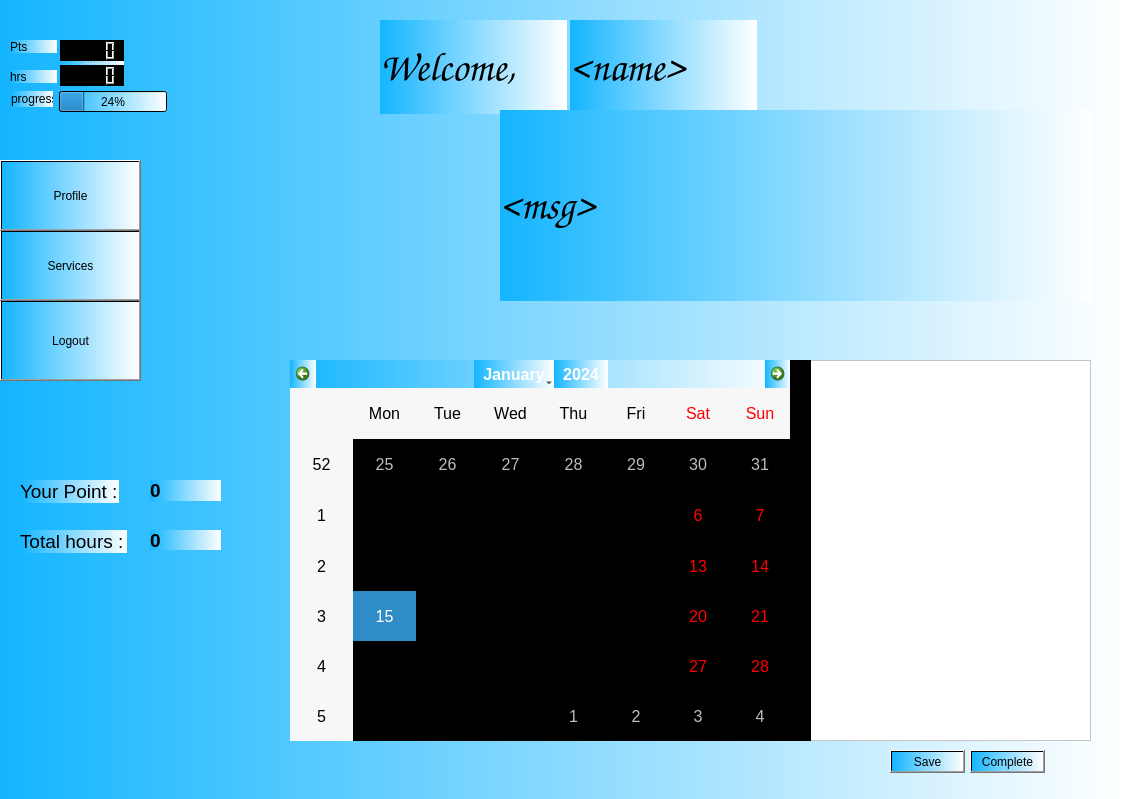
Qt form volunteer.ui (ShadiMi/Group27_hApp_project) before a commit.
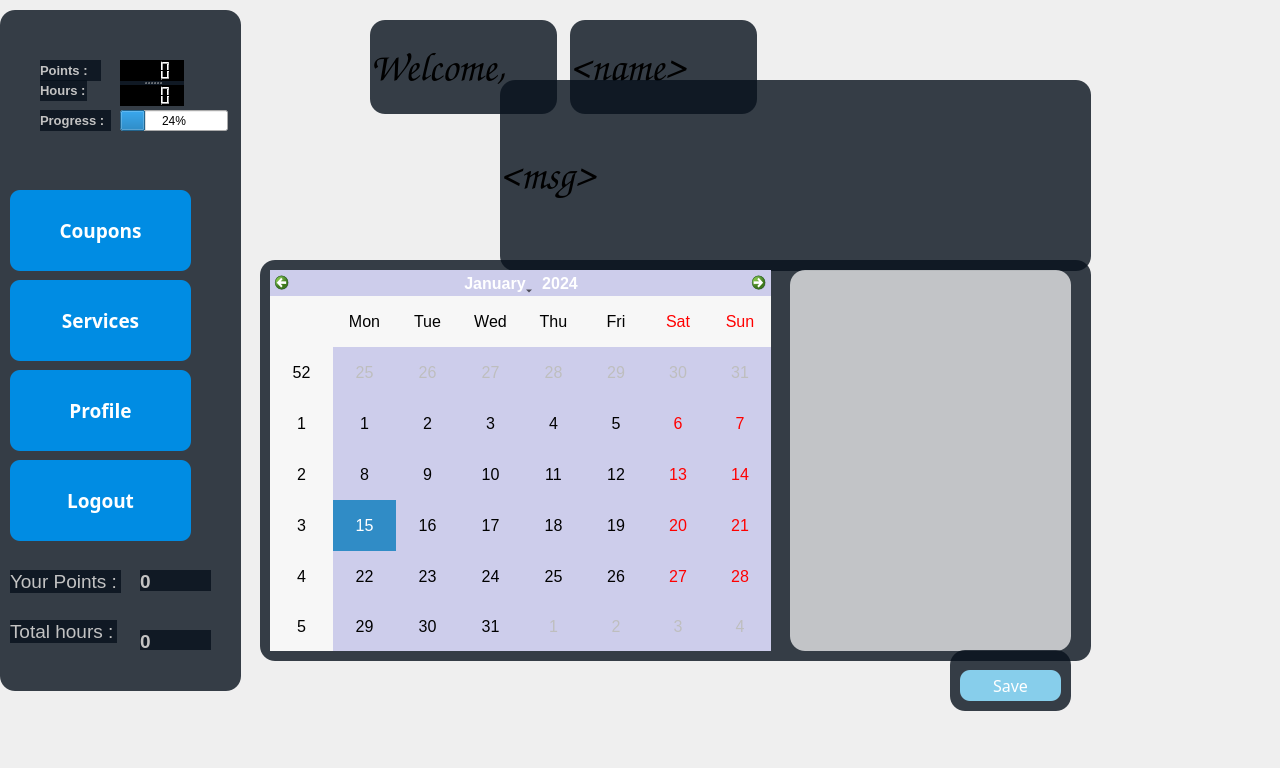
The same form after that commit.

Commit message: all volunteer's and admin's functionality, password/email change page design and functionality, consumers design and functionality

Patch:
```diff
--- a/volunteer.ui
+++ b/volunteer.ui
@@ -6,15 +6,19 @@
    <rect>
     <x>0</x>
     <y>0</y>
-    <width>1121</width>
-    <height>799</height>
+    <width>1280</width>
+    <height>768</height>
    </rect>
   </property>
   <property name="windowTitle">
    <string>volunteerprofile</string>
   </property>
   <property name="styleSheet">
-   <string notr="true">background:qlineargradient(spread:pad, x1:0, y1:0, x2:1, y2:0, stop:0 rgb(20, 181, 255), stop:1 rgba(255, 255, 255, 255))</string>
+   <string notr="true">QFrame
+{
+background:rgba(6, 16, 28, 0.8);
+border-radius:15px;
+}</string>
   </property>
   <widget class="QWidget" name="verticalLayoutWidget_2">
    <property name="geometry">
@@ -27,142 +31,10 @@
    </property>
    <layout class="QVBoxLayout" name="verticalLayout_2"/>
   </widget>
-  <widget class="QPushButton" name="pushlogout">
-   <property name="geometry">
-    <rect>
-     <x>0</x>
-     <y>300</y>
-     <width>141</width>
-     <height>81</height>
-    </rect>
-   </property>
-   <property name="text">
-    <string>Logout</string>
-   </property>
-  </widget>
-  <widget class="QPushButton" name="services">
-   <property name="geometry">
-    <rect>
-     <x>0</x>
-     <y>230</y>
-     <width>141</width>
-     <height>71</height>
-    </rect>
-   </property>
-   <property name="text">
-    <string>Services</string>
-   </property>
-  </widget>
-  <widget class="QLabel" name="sumtotal">
-   <property name="geometry">
-    <rect>
-     <x>20</x>
-     <y>530</y>
-     <width>107</width>
-     <height>23</height>
-    </rect>
-   </property>
-   <property name="font">
-    <font>
-     <pointsize>14</pointsize>
-    </font>
-   </property>
-   <property name="styleSheet">
-    <string notr="true">background:setAttribute(Qt::WA_TranslucentBackground)</string>
-   </property>
-   <property name="text">
-    <string>Total hours :</string>
-   </property>
-  </widget>
-  <widget class="QLabel" name="filler1">
-   <property name="geometry">
-    <rect>
-     <x>150</x>
-     <y>480</y>
-     <width>71</width>
-     <height>21</height>
-    </rect>
-   </property>
-   <property name="font">
-    <font>
-     <pointsize>14</pointsize>
-     <weight>75</weight>
-     <bold>true</bold>
-    </font>
-   </property>
-   <property name="styleSheet">
-    <string notr="true">background:setAttribute(Qt::WA_TranslucentBackground)</string>
-   </property>
-   <property name="text">
-    <string>0</string>
-   </property>
-  </widget>
-  <widget class="QLabel" name="sumpoint">
-   <property name="geometry">
-    <rect>
-     <x>20</x>
-     <y>480</y>
-     <width>99</width>
-     <height>23</height>
-    </rect>
-   </property>
-   <property name="font">
-    <font>
-     <pointsize>14</pointsize>
-    </font>
-   </property>
-   <property name="styleSheet">
-    <string notr="true">background:setAttribute(Qt::WA_TranslucentBackground)</string>
-   </property>
-   <property name="text">
-    <string>Your Point :</string>
-   </property>
-  </widget>
-  <widget class="QLabel" name="filler2">
-   <property name="geometry">
-    <rect>
-     <x>150</x>
-     <y>530</y>
-     <width>71</width>
-     <height>20</height>
-    </rect>
-   </property>
-   <property name="font">
-    <font>
-     <pointsize>14</pointsize>
-     <weight>75</weight>
-     <bold>true</bold>
-    </font>
-   </property>
-   <property name="styleSheet">
-    <string notr="true">background:setAttribute(Qt::WA_TranslucentBackground)</string>
-   </property>
-   <property name="text">
-    <string>0</string>
-   </property>
-  </widget>
-  <widget class="QCalendarWidget" name="svCalendar">
-   <property name="geometry">
-    <rect>
-     <x>290</x>
-     <y>360</y>
-     <width>501</width>
-     <height>381</height>
-    </rect>
-   </property>
-   <property name="font">
-    <font>
-     <pointsize>12</pointsize>
-    </font>
-   </property>
-   <property name="styleSheet">
-    <string notr="true">background:setAttribute(Qt::WA_TranslucentBackground)</string>
-   </property>
-  </widget>
   <widget class="QLabel" name="welcomemsg">
    <property name="geometry">
     <rect>
-     <x>380</x>
+     <x>370</x>
      <y>20</y>
      <width>187</width>
      <height>94</height>
@@ -187,70 +59,6 @@
     <enum>Qt::AutoText</enum>
    </property>
   </widget>
-  <widget class="QLabel" name="label">
-   <property name="geometry">
-    <rect>
-     <x>10</x>
-     <y>40</y>
-     <width>47</width>
-     <height>13</height>
-    </rect>
-   </property>
-   <property name="styleSheet">
-    <string notr="true">background:setAttribute(Qt::WA_TranslucentBackground)</string>
-   </property>
-   <property name="text">
-    <string>Pts</string>
-   </property>
-  </widget>
-  <widget class="QLabel" name="label_2">
-   <property name="geometry">
-    <rect>
-     <x>10</x>
-     <y>70</y>
-     <width>47</width>
-     <height>13</height>
-    </rect>
-   </property>
-   <property name="styleSheet">
-    <string notr="true">background:setAttribute(Qt::WA_TranslucentBackground)</string>
-   </property>
-   <property name="text">
-    <string>hrs</string>
-   </property>
-  </widget>
-  <widget class="QProgressBar" name="progressBar">
-   <property name="geometry">
-    <rect>
-     <x>59</x>
-     <y>91</y>
-     <width>108</width>
-     <height>21</height>
-    </rect>
-   </property>
-   <property name="styleSheet">
-    <string notr="true">background:setAttribute(Qt::WA_TranslucentBackground)</string>
-   </property>
-   <property name="value">
-    <number>24</number>
-   </property>
-  </widget>
-  <widget class="QLabel" name="label_3">
-   <property name="geometry">
-    <rect>
-     <x>11</x>
-     <y>91</y>
-     <width>42</width>
-     <height>16</height>
-    </rect>
-   </property>
-   <property name="styleSheet">
-    <string notr="true">background:setAttribute(Qt::WA_TranslucentBackground)</string>
-   </property>
-   <property name="text">
-    <string>progress</string>
-   </property>
-  </widget>
   <widget class="QLabel" name="welcomemsg_3">
    <property name="geometry">
     <rect>
@@ -283,7 +91,7 @@
    <property name="geometry">
     <rect>
      <x>500</x>
-     <y>110</y>
+     <y>80</y>
      <width>591</width>
      <height>191</height>
     </rect>
@@ -307,102 +115,475 @@
     <enum>Qt::AutoText</enum>
    </property>
   </widget>
-  <widget class="QPushButton" name="pushprofile">
+  <widget class="QFrame" name="frame">
+   <property name="geometry">
+    <rect>
+     <x>260</x>
+     <y>260</y>
+     <width>831</width>
+     <height>401</height>
+    </rect>
+   </property>
+   <property name="frameShape">
+    <enum>QFrame::StyledPanel</enum>
+   </property>
+   <property name="frameShadow">
+    <enum>QFrame::Raised</enum>
+   </property>
+   <widget class="QCalendarWidget" name="svCalendar">
+    <property name="geometry">
+     <rect>
+      <x>10</x>
+      <y>10</y>
+      <width>501</width>
+      <height>381</height>
+     </rect>
+    </property>
+    <property name="font">
+     <font>
+      <pointsize>12</pointsize>
+     </font>
+    </property>
+    <property name="styleSheet">
+     <string notr="true">background:rgba(205,205,235,1);</string>
+    </property>
+   </widget>
+   <widget class="QListWidget" name="svListWidget">
+    <property name="geometry">
+     <rect>
+      <x>530</x>
+      <y>10</y>
+      <width>281</width>
+      <height>381</height>
+     </rect>
+    </property>
+    <property name="styleSheet">
+     <string notr="true">background:rgba(255,255,255,0.7);</string>
+    </property>
+    <property name="defaultDropAction">
+     <enum>Qt::MoveAction</enum>
+    </property>
+   </widget>
+  </widget>
+  <widget class="QFrame" name="frame_2">
    <property name="geometry">
     <rect>
      <x>0</x>
-     <y>160</y>
-     <width>141</width>
-     <height>71</height>
+     <y>10</y>
+     <width>241</width>
+     <height>681</height>
     </rect>
    </property>
-   <property name="styleSheet">
-    <string notr="true"/>
+   <property name="frameShape">
+    <enum>QFrame::StyledPanel</enum>
    </property>
-   <property name="text">
-    <string>Profile</string>
+   <property name="frameShadow">
+    <enum>QFrame::Raised</enum>
    </property>
-  </widget>
-  <widget class="QSplitter" name="splitter">
-   <property name="geometry">
-    <rect>
-     <x>60</x>
-     <y>40</y>
-     <width>64</width>
-     <height>46</height>
-    </rect>
-   </property>
-   <property name="orientation">
-    <enum>Qt::Vertical</enum>
-   </property>
-   <widget class="QLCDNumber" name="ptsIcd">
+   <widget class="QPushButton" name="vlogout">
+    <property name="geometry">
+     <rect>
+      <x>10</x>
+      <y>450</y>
+      <width>181</width>
+      <height>81</height>
+     </rect>
+    </property>
+    <property name="font">
+     <font>
+      <family>century gothic</family>
+      <pointsize>14</pointsize>
+      <weight>75</weight>
+      <bold>true</bold>
+     </font>
+    </property>
     <property name="styleSheet">
-     <string notr="true">background: black</string>
+     <string notr="true">QPushButton
+{
+color:white;
+border-radius:10px;
+}
+QPushButton:hover
+{
+color:#333;
+border-radius:10px;
+background:#49ebff;
+}
+QPushButton
+
+{
+background:rgb(0, 140, 227);
+}</string>
     </property>
+    <property name="text">
+     <string>Logout</string>
+    </property>
    </widget>
-   <widget class="QLCDNumber" name="hrsIcd">
+   <widget class="QPushButton" name="vcoupon">
+    <property name="geometry">
+     <rect>
+      <x>10</x>
+      <y>180</y>
+      <width>181</width>
+      <height>81</height>
+     </rect>
+    </property>
+    <property name="font">
+     <font>
+      <family>century gothic</family>
+      <pointsize>14</pointsize>
+      <weight>75</weight>
+      <bold>true</bold>
+     </font>
+    </property>
     <property name="styleSheet">
-     <string notr="true">background: black</string>
+     <string notr="true">QPushButton
+{
+color:white;
+border-radius:10px;
+}
+QPushButton:hover
+{
+color:#333;
+border-radius:10px;
+background:#49ebff;
+}
+QPushButton
+
+{
+background:rgb(0, 140, 227);
+}</string>
     </property>
+    <property name="text">
+     <string>Coupons</string>
+    </property>
    </widget>
+   <widget class="QPushButton" name="vprofile">
+    <property name="geometry">
+     <rect>
+      <x>10</x>
+      <y>360</y>
+      <width>181</width>
+      <height>81</height>
+     </rect>
+    </property>
+    <property name="font">
+     <font>
+      <family>century gothic</family>
+      <pointsize>14</pointsize>
+      <weight>75</weight>
+      <bold>true</bold>
+     </font>
+    </property>
+    <property name="styleSheet">
+     <string notr="true">QPushButton
+{
+color:white;
+border-radius:10px;
+}
+QPushButton:hover
+{
+color:#333;
+border-radius:10px;
+background:#49ebff;
+}
+QPushButton
+
+{
+background:rgb(0, 140, 227);
+}</string>
+    </property>
+    <property name="text">
+     <string>Profile</string>
+    </property>
+   </widget>
+   <widget class="QPushButton" name="vservices">
+    <property name="geometry">
+     <rect>
+      <x>10</x>
+      <y>270</y>
+      <width>181</width>
+      <height>81</height>
+     </rect>
+    </property>
+    <property name="font">
+     <font>
+      <family>century gothic</family>
+      <pointsize>14</pointsize>
+      <weight>75</weight>
+      <bold>true</bold>
+     </font>
+    </property>
+    <property name="styleSheet">
+     <string notr="true">QPushButton
+{
+color:white;
+border-radius:10px;
+}
+QPushButton:hover
+{
+color:#333;
+border-radius:10px;
+background:#49ebff;
+}
+QPushButton
+
+{
+background:rgb(0, 140, 227);
+}</string>
+    </property>
+    <property name="text">
+     <string>Services</string>
+    </property>
+   </widget>
+   <widget class="QLabel" name="filler2">
+    <property name="geometry">
+     <rect>
+      <x>140</x>
+      <y>620</y>
+      <width>71</width>
+      <height>20</height>
+     </rect>
+    </property>
+    <property name="font">
+     <font>
+      <pointsize>14</pointsize>
+      <weight>75</weight>
+      <bold>true</bold>
+     </font>
+    </property>
+    <property name="styleSheet">
+     <string notr="true">background:setAttribute(Qt::WA_TranslucentBackground);
+color:rgb(194, 194, 194)</string>
+    </property>
+    <property name="text">
+     <string>&lt;html&gt;&lt;head/&gt;&lt;body&gt;&lt;p&gt;&lt;span style=&quot; font-size:14pt; font-weight:600; color:#c2c2c2;&quot;&gt;0&lt;/span&gt;&lt;/p&gt;&lt;/body&gt;&lt;/html&gt;</string>
+    </property>
+   </widget>
+   <widget class="QLabel" name="filler1">
+    <property name="geometry">
+     <rect>
+      <x>140</x>
+      <y>560</y>
+      <width>71</width>
+      <height>21</height>
+     </rect>
+    </property>
+    <property name="font">
+     <font>
+      <pointsize>14</pointsize>
+      <weight>75</weight>
+      <bold>true</bold>
+     </font>
+    </property>
+    <property name="styleSheet">
+     <string notr="true">background:setAttribute(Qt::WA_TranslucentBackground);
+color:rgb(194, 194, 194)</string>
+    </property>
+    <property name="text">
+     <string>&lt;html&gt;&lt;head/&gt;&lt;body&gt;&lt;p&gt;&lt;span style=&quot; font-size:14pt; font-weight:600; color:#c2c2c2;&quot;&gt;0&lt;/span&gt;&lt;/p&gt;&lt;/body&gt;&lt;/html&gt;</string>
+    </property>
+   </widget>
+   <widget class="QLabel" name="sumpoint">
+    <property name="geometry">
+     <rect>
+      <x>10</x>
+      <y>560</y>
+      <width>111</width>
+      <height>23</height>
+     </rect>
+    </property>
+    <property name="font">
+     <font>
+      <pointsize>14</pointsize>
+     </font>
+    </property>
+    <property name="styleSheet">
+     <string notr="true">background:setAttribute(Qt::WA_TranslucentBackground)</string>
+    </property>
+    <property name="text">
+     <string>&lt;html&gt;&lt;head/&gt;&lt;body&gt;&lt;p&gt;&lt;span style=&quot; color:#c2c2c2;&quot;&gt;Your Points :&lt;/span&gt;&lt;/p&gt;&lt;/body&gt;&lt;/html&gt;</string>
+    </property>
+   </widget>
+   <widget class="QLabel" name="sumtotal">
+    <property name="geometry">
+     <rect>
+      <x>10</x>
+      <y>610</y>
+      <width>107</width>
+      <height>23</height>
+     </rect>
+    </property>
+    <property name="font">
+     <font>
+      <pointsize>14</pointsize>
+     </font>
+    </property>
+    <property name="styleSheet">
+     <string notr="true">background:setAttribute(Qt::WA_TranslucentBackground)</string>
+    </property>
+    <property name="text">
+     <string>&lt;html&gt;&lt;head/&gt;&lt;body&gt;&lt;p&gt;&lt;span style=&quot; color:#c2c2c2;&quot;&gt;Total hours :&lt;/span&gt;&lt;/p&gt;&lt;/body&gt;&lt;/html&gt;</string>
+    </property>
+   </widget>
+   <widget class="QLabel" name="label_2">
+    <property name="geometry">
+     <rect>
+      <x>40</x>
+      <y>70</y>
+      <width>47</width>
+      <height>21</height>
+     </rect>
+    </property>
+    <property name="styleSheet">
+     <string notr="true">background:setAttribute(Qt::WA_TranslucentBackground)</string>
+    </property>
+    <property name="text">
+     <string>&lt;html&gt;&lt;head/&gt;&lt;body&gt;&lt;p&gt;&lt;span style=&quot; font-size:10pt; font-weight:600; color:#c2c2c2;&quot;&gt;Hours :&lt;/span&gt;&lt;/p&gt;&lt;/body&gt;&lt;/html&gt;</string>
+    </property>
+   </widget>
+   <widget class="QLabel" name="label_3">
+    <property name="geometry">
+     <rect>
+      <x>40</x>
+      <y>100</y>
+      <width>71</width>
+      <height>21</height>
+     </rect>
+    </property>
+    <property name="styleSheet">
+     <string notr="true">background:setAttribute(Qt::WA_TranslucentBackground)</string>
+    </property>
+    <property name="text">
+     <string>&lt;html&gt;&lt;head/&gt;&lt;body&gt;&lt;p&gt;&lt;span style=&quot; font-size:10pt; font-weight:600; color:#c2c2c2;&quot;&gt;Progress :&lt;/span&gt;&lt;/p&gt;&lt;/body&gt;&lt;/html&gt;</string>
+    </property>
+   </widget>
+   <widget class="QLabel" name="label">
+    <property name="geometry">
+     <rect>
+      <x>40</x>
+      <y>50</y>
+      <width>61</width>
+      <height>21</height>
+     </rect>
+    </property>
+    <property name="styleSheet">
+     <string notr="true">background:setAttribute(Qt::WA_TranslucentBackground)</string>
+    </property>
+    <property name="text">
+     <string>&lt;html&gt;&lt;head/&gt;&lt;body&gt;&lt;p&gt;&lt;span style=&quot; font-size:10pt; font-weight:600; color:#c2c2c2;&quot;&gt;Points :&lt;/span&gt;&lt;/p&gt;&lt;/body&gt;&lt;/html&gt;</string>
+    </property>
+   </widget>
+   <widget class="QSplitter" name="splitter">
+    <property name="geometry">
+     <rect>
+      <x>120</x>
+      <y>50</y>
+      <width>64</width>
+      <height>46</height>
+     </rect>
+    </property>
+    <property name="styleSheet">
+     <string notr="true">color:rgb(194, 194, 194)</string>
+    </property>
+    <property name="orientation">
+     <enum>Qt::Vertical</enum>
+    </property>
+    <widget class="QLCDNumber" name="ptsIcd">
+     <property name="styleSheet">
+      <string notr="true">background: black</string>
+     </property>
+     <property name="digitCount">
+      <number>4</number>
+     </property>
+     <property name="segmentStyle">
+      <enum>QLCDNumber::Filled</enum>
+     </property>
+    </widget>
+    <widget class="QLCDNumber" name="hrsIcd">
+     <property name="font">
+      <font>
+       <weight>50</weight>
+       <bold>false</bold>
+      </font>
+     </property>
+     <property name="styleSheet">
+      <string notr="true">background: black</string>
+     </property>
+     <property name="digitCount">
+      <number>4</number>
+     </property>
+    </widget>
+   </widget>
+   <widget class="QProgressBar" name="progressBar">
+    <property name="geometry">
+     <rect>
+      <x>120</x>
+      <y>100</y>
+      <width>108</width>
+      <height>21</height>
+     </rect>
+    </property>
+    <property name="styleSheet">
+     <string notr="true">background:setAttribute(Qt::WA_TranslucentBackground)</string>
+    </property>
+    <property name="value">
+     <number>24</number>
+    </property>
+   </widget>
   </widget>
-  <widget class="QListWidget" name="svListWidget">
+  <widget class="QFrame" name="frame_3">
    <property name="geometry">
     <rect>
-     <x>810</x>
-     <y>360</y>
-     <width>281</width>
-     <height>381</height>
+     <x>950</x>
+     <y>650</y>
+     <width>121</width>
+     <height>61</height>
     </rect>
    </property>
-   <property name="styleSheet">
-    <string notr="true">background:white</string>
+   <property name="frameShape">
+    <enum>QFrame::StyledPanel</enum>
    </property>
-   <property name="defaultDropAction">
-    <enum>Qt::MoveAction</enum>
+   <property name="frameShadow">
+    <enum>QFrame::Raised</enum>
    </property>
-  </widget>
-  <widget class="Line" name="line">
-   <property name="geometry">
-    <rect>
-     <x>790</x>
-     <y>360</y>
-     <width>21</width>
-     <height>381</height>
-    </rect>
-   </property>
-   <property name="styleSheet">
-    <string notr="true">background:black</string>
-   </property>
-   <property name="orientation">
-    <enum>Qt::Vertical</enum>
-   </property>
-  </widget>
-  <widget class="QPushButton" name="completeButton">
-   <property name="geometry">
-    <rect>
-     <x>970</x>
-     <y>750</y>
-     <width>75</width>
-     <height>23</height>
-    </rect>
-   </property>
-   <property name="text">
-    <string>Complete</string>
-   </property>
-  </widget>
-  <widget class="QPushButton" name="saveButton">
-   <property name="geometry">
-    <rect>
-     <x>890</x>
-     <y>750</y>
-     <width>75</width>
-     <height>23</height>
-    </rect>
-   </property>
-   <property name="text">
-    <string>Save</string>
-   </property>
+   <widget class="QPushButton" name="saveButton">
+    <property name="geometry">
+     <rect>
+      <x>10</x>
+      <y>20</y>
+      <width>101</width>
+      <height>31</height>
+     </rect>
+    </property>
+    <property name="font">
+     <font>
+      <family>century gothic</family>
+      <pointsize>12</pointsize>
+     </font>
+    </property>
+    <property name="styleSheet">
+     <string notr="true">QPushButton
+{
+color:white;
+border-radius:10px;
+}
+QPushButton:hover
+{
+color:#333;
+border-radius:10px;
+background:#49ebff;
+}
+QPushButton
+
+{
+background:skyblue;
+}</string>
+    </property>
+    <property name="text">
+     <string>Save</string>
+    </property>
+   </widget>
   </widget>
  </widget>
  <resources/>
```
The commit also changes 42 other files.
